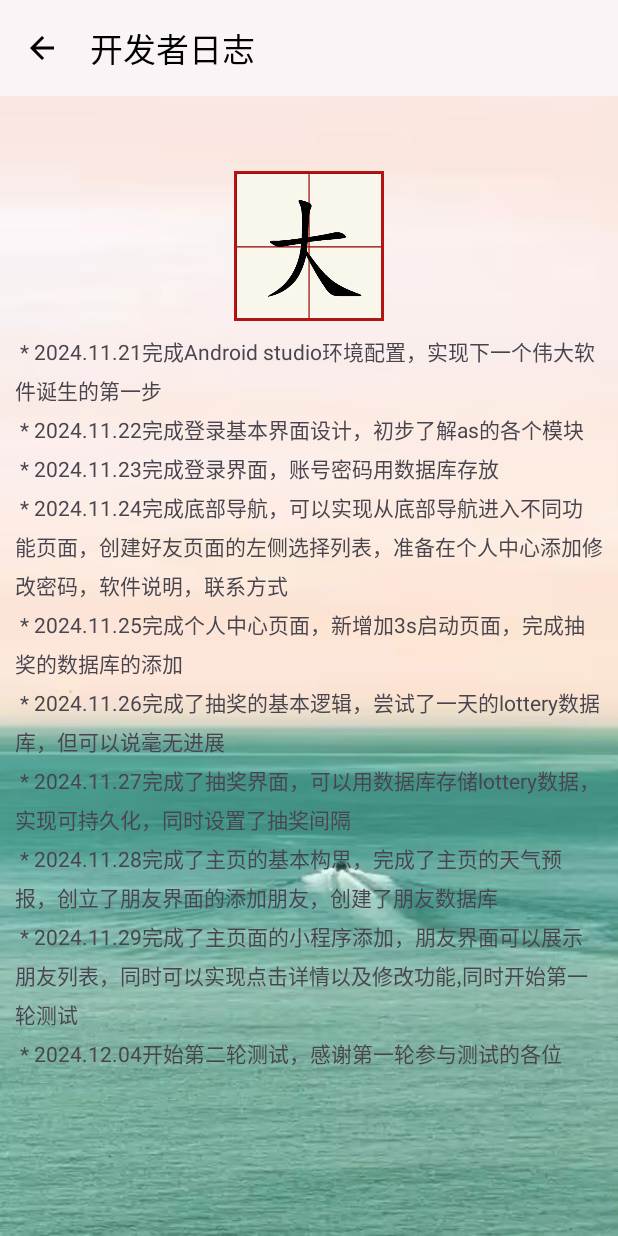
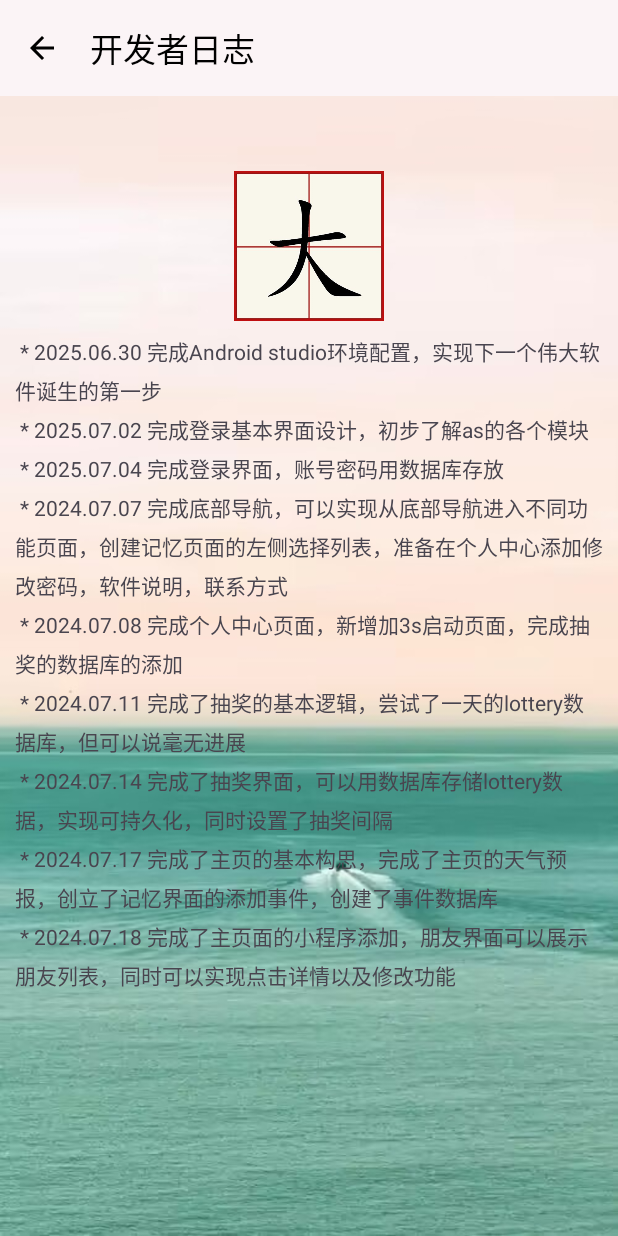
Before and after one commit to tong111-df/Dadadad, an Android app: the aboutActivity screen opened directly, with no data from a screen before it, on a phone screen of 412 x 824 dp. Run offline under Robolectric (Android 15) with nearby library versions, the phone set to English and light mode, and no system bars.

Commit message:
实训用

```diff
--- a/app/src/main/res/layout/activity_about.xml
+++ b/app/src/main/res/layout/activity_about.xml
@@ -31,14 +31,13 @@
         android:layout_height="wrap_content"
         android:lineSpacingExtra="5dp"
         android:text="
-* 2024.11.21完成Android studio环境配置，实现下一个伟大软件诞生的第一步\n
-* 2024.11.22完成登录基本界面设计，初步了解as的各个模块\n
-* 2024.11.23完成登录界面，账号密码用数据库存放\n
-* 2024.11.24完成底部导航，可以实现从底部导航进入不同功能页面，创建好友页面的左侧选择列表，准备在个人中心添加修改密码，软件说明，联系方式\n
-* 2024.11.25完成个人中心页面，新增加3s启动页面，完成抽奖的数据库的添加\n
-* 2024.11.26完成了抽奖的基本逻辑，尝试了一天的lottery数据库，但可以说毫无进展\n
-* 2024.11.27完成了抽奖界面，可以用数据库存储lottery数据，实现可持久化，同时设置了抽奖间隔\n
-* 2024.11.28完成了主页的基本构思，完成了主页的天气预报，创立了朋友界面的添加朋友，创建了朋友数据库\n
-* 2024.11.29完成了主页面的小程序添加，朋友界面可以展示朋友列表，同时可以实现点击详情以及修改功能,同时开始第一轮测试\n
-* 2024.12.04开始第二轮测试，感谢第一轮参与测试的各位"/>
+* 2025.06.30 完成Android studio环境配置，实现下一个伟大软件诞生的第一步\n
+* 2025.07.02 完成登录基本界面设计，初步了解as的各个模块\n
+* 2025.07.04 完成登录界面，账号密码用数据库存放\n
+* 2024.07.07 完成底部导航，可以实现从底部导航进入不同功能页面，创建记忆页面的左侧选择列表，准备在个人中心添加修改密码，软件说明，联系方式\n
+* 2024.07.08 完成个人中心页面，新增加3s启动页面，完成抽奖的数据库的添加\n
+* 2024.07.11 完成了抽奖的基本逻辑，尝试了一天的lottery数据库，但可以说毫无进展\n
+* 2024.07.14 完成了抽奖界面，可以用数据库存储lottery数据，实现可持久化，同时设置了抽奖间隔\n
+* 2024.07.17 完成了主页的基本构思，完成了主页的天气预报，创立了记忆界面的添加事件，创建了事件数据库\n
+* 2024.07.18 完成了主页面的小程序添加，朋友界面可以展示朋友列表，同时可以实现点击详情以及修改功能\n"/>
 </androidx.appcompat.widget.LinearLayoutCompat>
--- a/app/src/main/res/layout/activity_about_appactivity.xml
+++ b/app/src/main/res/layout/activity_about_appactivity.xml
@@ -30,11 +30,11 @@
         android:layout_width="wrap_content"
         android:layout_height="wrap_content"
         android:lineSpacingExtra="5dp"
-        android:text="    本APP是一款可以抽奖的记事本，抽到的奖品可以换取与本APP作者共进早餐的机会，下面列举其优点：\n
+        android:text="    本APP是一款可以抽奖的记事本，当抽到全部可以奖励自己休息一天，下面列举其优点：\n
 \n      *要求不高，无需联网（没钱搞服务器，所以现在不能联网）\n
      *页面简介，大方美观（大对开发前端的具体操作仍未掌握）\n
      *主页丰富，功能较多（仅仅娱乐，不代表本人真实编程水平）\n
-     *抽奖公平，奖品丰厚（据统计，与大共进过早餐不足50人）\n
+     *抽奖公平，奖品丰厚（概率合理，适时奖励自己也挺好的）\n
      *操作便捷，打开即用（现在还没接到广告,欢迎大佬投资）\n
      *埋藏彩蛋，引人入胜（拥有噱头，以推动大家勤加使用）\n
 
--- a/app/src/main/res/layout/fragment_friends.xml
+++ b/app/src/main/res/layout/fragment_friends.xml
@@ -12,10 +12,10 @@
         android:layout_width="match_parent"
         android:layout_height="wrap_content"
         android:background="@color/pink"
-        app:title="朋友"
+        app:title="笔记"
         app:titleTextColor="@color/black"/>
     <TextView
-        android:text="                                      添加新的朋友"
+        android:text="                                      添加新的内容"
         android:background="#f5f5f5"
         android:id="@+id/jiahao"
         android:paddingTop="5dp"
--- a/app/src/main/res/menu/mennu.xml
+++ b/app/src/main/res/menu/mennu.xml
@@ -5,7 +5,7 @@
         android:icon="@drawable/baseline_home_24"/>
 
     <item android:id="@+id/friends"
-        android:title="朋友"
+        android:title="笔记"
         android:icon="@drawable/baseline_people_24"/>
 
     <item android:id="@+id/lottery"
```
Also changed, not shown: app/src/main/java/com/example/test/ac/aboutActivity.java (+0 -16 lines), app/src/main/java/com/example/test/adapter/rightListAdapter.java (+27 -15 lines), app/src/main/java/com/example/test/fragment/friendsFragment.java (+5 -5 lines), app/src/main/java/com/example/test/fragment/lotteryFragment.java (+1 -1 lines), app/src/main/res/layout/activity_add_friends.xml (+5 -5 lines), app/src/main/res/layout/activity_friends_details.xml (+4 -4 lines), 1 other file.
